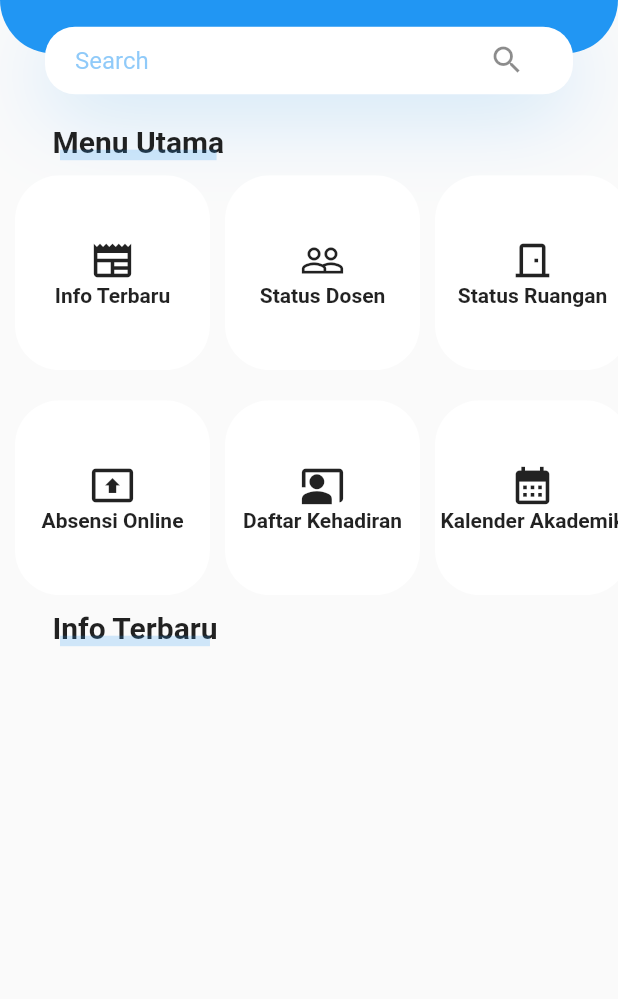
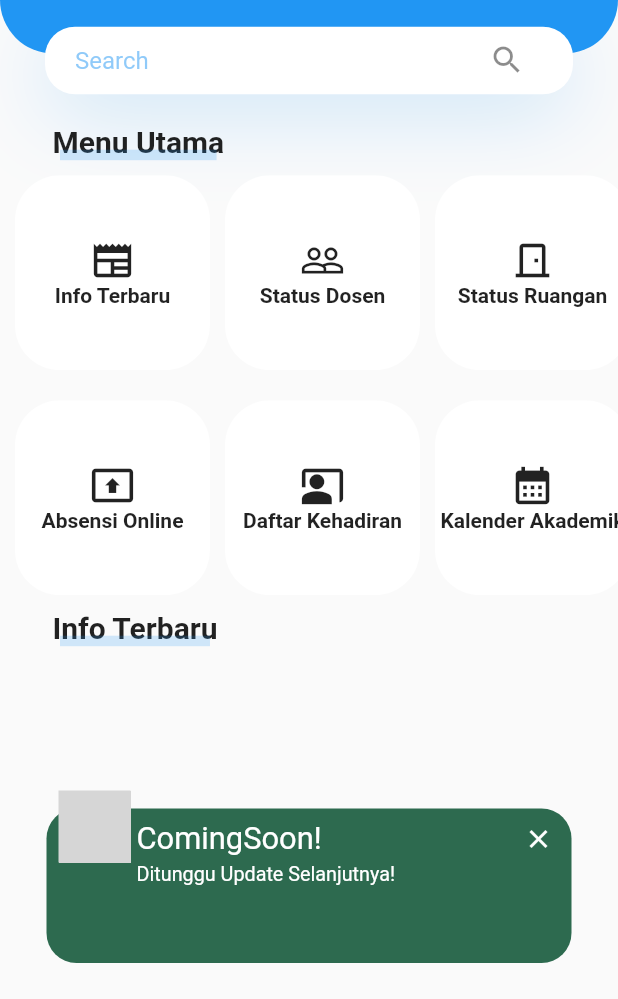
Before and after one commit to bintangpz/smart_polnes, a Flutter app: the Dashboard screen opened directly, after a tap on "Absensi Online", on a phone screen of 412 x 824 dp, the part 237-1236 px from its top. Run offline on Flutter 3.47's test engine with Material 2 defaults, Android fonts, the phone set to English and light mode, and no system bars; drawn by our look-alikes of awesome_snackbar_content; our stand-ins replace fl_chart, flutter_login, introduction_screen; grey boxes are pictures that could not be loaded.

Commit message:
new file:   lib/mainpage/My_bottom_navigation_bar.dart 	modified:   lib/mainpage/menu_kedua.dart 	modified:   lib/mainpage/menu_pertama.dart

```diff
--- a/lib/mainpage/menu_kedua.dart
+++ b/lib/mainpage/menu_kedua.dart
@@ -25,7 +25,21 @@ class MenuKedua extends StatelessWidget {
             child: DaftarMenu(
               text: "Absensi Online",
               Icons: Icons.present_to_all,
-              press: () {},
+              press: () {
+                final snackBar = SnackBar(
+                  elevation: 0,
+                  behavior: SnackBarBehavior.floating,
+                  backgroundColor: Colors.transparent,
+                  content: AwesomeSnackbarContent(
+                    title: 'ComingSoon!',
+                    message: 'Ditunggu Update Selanjutnya!',
+                    contentType: ContentType.success,
+                  ),
+                );
+                ScaffoldMessenger.of(context)
+                  ..hideCurrentSnackBar()
+                  ..showSnackBar(snackBar);
+              },
             ),
           ),
           SizedBox(
```
Also changed, not shown: lib/mainpage/My_bottom_navigation_bar.dart (added, +53 -0 lines), lib/mainpage/menu_pertama.dart (+45 -3 lines).
